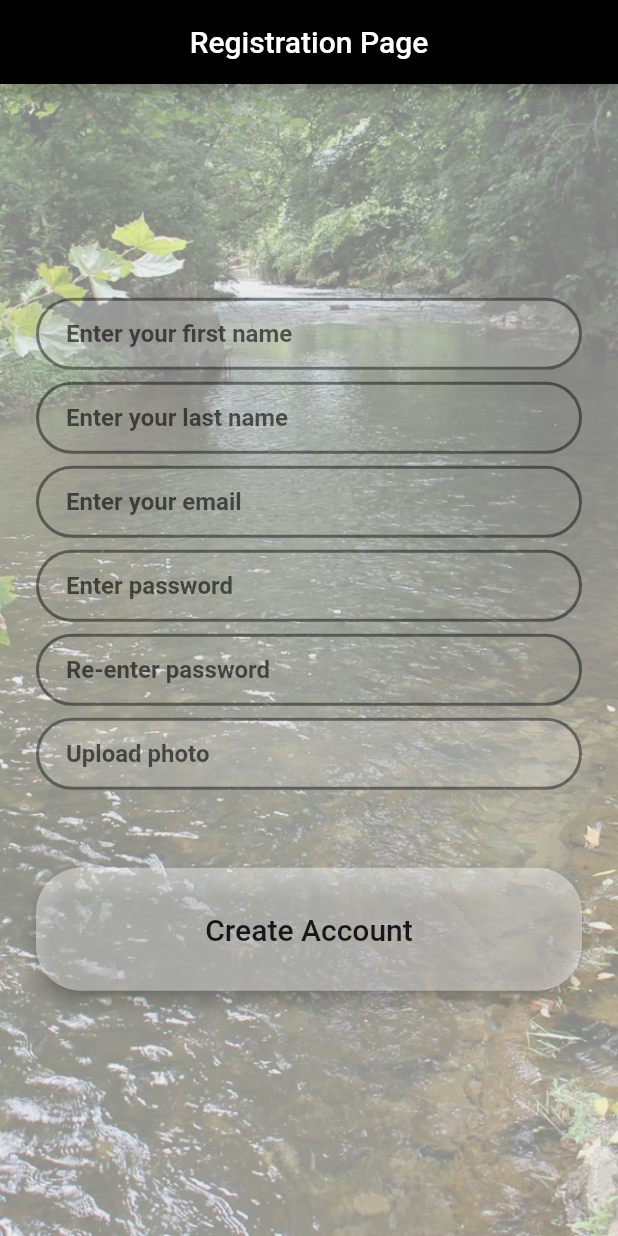
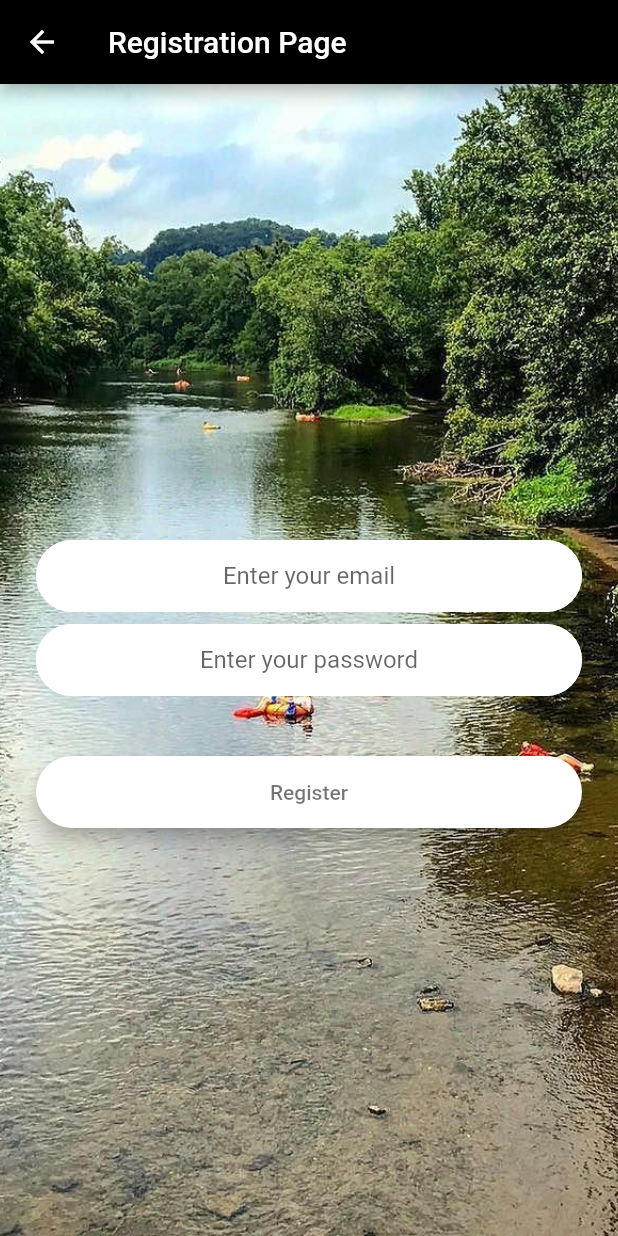
Before and after one commit to David-B-Comer/Access-Brandywine, a Flutter app: the screen it shows after launch, after a tap on "Register for Account", on a phone screen of 412 x 824 dp. Run offline on Flutter 3.47's test engine with Material 2 defaults, Android fonts, the phone set to English and light mode, and no system bars; our stand-ins replace firebase_auth, flutter_signin_button, google_sign_in, image_picker; missing offline and left inert: flutter_facebook_login; accounts and stored records are empty.

Commit message:
updated RegistrationPage with FirebaseAuth.instance andadded a try catch. If email and password aren't entered, a newUser isn't created and the page doesn't navigate, if validates, Navigator pushes to the PassPortPage

```diff
--- /dev/null
+++ b/lib/components.dart
@@ -0,0 +1,31 @@
+import 'package:flutter/material.dart';
+
+class RoundedButton extends StatelessWidget {
+  RoundedButton({this.title, @required this.onPressed});
+
+  final String title;
+  final Function onPressed;
+
+  @override
+  Widget build(BuildContext context) {
+    return Padding(
+      padding: EdgeInsets.symmetric(vertical: 16.0),
+      child: Material(
+        elevation: 5.0,
+        color: Colors.white,
+        borderRadius: BorderRadius.circular(30.0),
+        child: MaterialButton(
+          onPressed: onPressed,
+          minWidth: 200.0,
+          height: 42.0,
+          child: Text(
+            title,
+            style: TextStyle(
+              color: Colors.black54,
+            ),
+          ),
+        ),
+      ),
+    );
+  }
+}
--- /dev/null
+++ b/lib/constants.dart
@@ -0,0 +1,38 @@
+import 'package:flutter/material.dart';
+
+const kSendButtonTextStyle = TextStyle(
+  color: Color(0xFFE57373),
+  fontWeight: FontWeight.bold,
+  fontSize: 18.0,
+);
+
+const kMessageTextFieldDecoration = InputDecoration(
+  fillColor: Colors.white,
+  contentPadding: EdgeInsets.symmetric(vertical: 10.0, horizontal: 20.0),
+  hintText: 'Type your message here...',
+  border: UnderlineInputBorder(),
+);
+
+const kMessageContainerDecoration = BoxDecoration(
+  border: Border(
+    top: BorderSide(color: Color(0xFFE57373), width: 2.0),
+  ),
+);
+
+const kTextFieldDecoration = InputDecoration(
+  filled: true,
+  fillColor: Colors.white,
+  hintText: '',
+  contentPadding: EdgeInsets.symmetric(vertical: 10.0, horizontal: 20.0),
+  border: OutlineInputBorder(
+    borderRadius: BorderRadius.all(Radius.circular(32.0)),
+  ),
+  enabledBorder: OutlineInputBorder(
+    borderSide: BorderSide(color: Colors.white, width: 1.0),
+    borderRadius: BorderRadius.all(Radius.circular(32.0)),
+  ),
+  focusedBorder: OutlineInputBorder(
+    borderSide: BorderSide(color: Colors.white, width: 2.0),
+    borderRadius: BorderRadius.all(Radius.circular(32.0)),
+  ),
+);
--- a/lib/main.dart
+++ b/lib/main.dart
@@ -45,6 +45,7 @@ class MyHomePage extends StatefulWidget {
 class _MyHomePageState extends State<MyHomePage> {
   final emailTextController = TextEditingController();
   final passwordTextController = TextEditingController();
+  final _auth = FirebaseAuth.instance;
 
   @override
   void dispose() {
@@ -117,6 +118,7 @@ class _MyHomePageState extends State<MyHomePage> {
               onPressed: () {
                 signUpWithMail().whenComplete(
                     () => Navigator.pushNamed(context, PassportPage.id));
+                // .catchError(() => Navigator.pushNamed(context, MyHomePage.id));
               },
               backgroundColor: Colors.orange,
             ),
@@ -143,14 +145,14 @@ class _MyHomePageState extends State<MyHomePage> {
               width: 220,
               height: 40,
               child: RaisedButton(
-                color: Colors.white,
-                child: Text(
-                  'Register for Account',
-                  style: TextStyle(color: Colors.grey, fontSize: 14),
-                ),
-                onPressed: () =>
-                    Navigator.of(context).pushNamed(RegistrationPage.id),
-              ),
+                  color: Colors.white,
+                  child: Text(
+                    'Register for Account',
+                    style: TextStyle(color: Colors.grey, fontSize: 14),
+                  ),
+                  onPressed: () {
+                    Navigator.of(context).pushNamed(RegistrationPage.id);
+                  }),
             ),
             //Navigate to second screen
           ],
--- a/lib/register.dart
+++ b/lib/register.dart
@@ -2,10 +2,13 @@ import 'dart:io';
 
 import 'package:flutter/material.dart';
 import 'package:flutter/cupertino.dart';
+import 'package:flutter/services.dart';
+import 'package:image_picker/image_picker.dart';
+import 'package:newflutterapp/passport.dart';
 import 'package:firebase_auth/firebase_auth.dart';
-import 'package:flutter/services.dart';
-import 'package:newflutterapp/main.dart';
-import 'package:image_picker/image_picker.dart';
+
+import 'components.dart';
+import 'constants.dart';
 
 class RegistrationPage extends StatefulWidget {
   static String id = 'registration';
@@ -17,6 +20,96 @@ class RegistrationPage extends StatefulWidget {
 }
 
 class _RegistrationPageState extends State<RegistrationPage> {
+  // create a new authentication instance
+  final _auth = FirebaseAuth.instance;
+  String email;
+  String password;
+
+  @override
+  Widget build(BuildContext context) {
+    return Scaffold(
+      appBar: AppBar(
+        backgroundColor: Colors.black,
+        title: Text(
+          widget.title,
+        ),
+      ),
+      body: Container(
+        alignment: Alignment.center,
+        decoration: BoxDecoration(
+          image: DecorationImage(
+              image: AssetImage('images/bw.jpg'), fit: BoxFit.cover),
+        ),
+        child: Padding(
+          padding: EdgeInsets.symmetric(horizontal: 24.0),
+          child: SingleChildScrollView(
+            child: Column(
+              mainAxisAlignment: MainAxisAlignment.center,
+              crossAxisAlignment: CrossAxisAlignment.stretch,
+              children: <Widget>[
+                SizedBox(
+                  height: 48.0,
+                ),
+                TextField(
+                  keyboardType: TextInputType.emailAddress,
+                  textAlign: TextAlign.center,
+                  onChanged: (value) {
+                    email = value;
+                    //This does something with the user input.
+                  },
+                  decoration: kTextFieldDecoration.copyWith(
+                      hintText: 'Enter your email'),
+                ),
+                SizedBox(
+                  height: 8.0,
+                ),
+                TextField(
+                  obscureText: true,
+                  textAlign: TextAlign.center,
+                  onChanged: (value) {
+                    // This does something with the user input.
+                    password = value;
+                  },
+                  decoration: kTextFieldDecoration.copyWith(
+                      hintText: 'Enter your password'),
+                ),
+                SizedBox(
+                  height: 24.0,
+                ),
+                RoundedButton(
+                  title: 'Register',
+                  onPressed: () async {
+                    try {
+                      final newUser =
+                          await _auth.createUserWithEmailAndPassword(
+                              email: email, password: password);
+                      if (newUser != null) {
+                        Navigator.pushNamed(context, PassportPage.id);
+                      }
+                    } catch (e) {
+                      print(e);
+                    }
+
+                    //Navigator.pushNamed(context, LoginScreen.id);
+                  },
+                ),
+              ],
+            ),
+          ),
+        ),
+      ),
+    );
+  }
+}
+
+/*
+  final _auth = FirebaseAuth.instance;
+  FirebaseUser loggedInUser;
+  String email;
+  String password;
+  String firstName;
+  String lastName;
+  String passwordAgain;
   File _image;
 
   Future getImage() async {
@@ -74,9 +167,12 @@ class _RegistrationPageState extends State<RegistrationPage> {
                 Flexible(
                   flex: 2,
                   child: TextField(
+                    keyboardType: TextInputType.emailAddress,
+                    textAlign: TextAlign.center,
                     style: TextStyle(
                         color: Colors.black87, fontWeight: FontWeight.bold),
                     onChanged: (value) {
+                      email = value;
                       //Do something with the user input.
                     },
                     decoration: InputDecoration(
@@ -107,6 +203,7 @@ class _RegistrationPageState extends State<RegistrationPage> {
                 Flexible(
                   flex: 3,
                   child: TextField(
+                    textAlign: TextAlign.center,
                     style: TextStyle(
                         color: Colors.black87, fontWeight: FontWeight.bold),
                     onChanged: (value) {
@@ -138,6 +235,7 @@ class _RegistrationPageState extends State<RegistrationPage> {
                 Flexible(
                   flex: 3,
                   child: TextField(
+                    textAlign: TextAlign.center,
                     style: TextStyle(
                         color: Colors.black87, fontWeight: FontWeight.bold),
                     onChanged: (value) {
@@ -169,10 +267,13 @@ class _RegistrationPageState extends State<RegistrationPage> {
                 Flexible(
                   flex: 3,
                   child: TextField(
+                    obscureText: true,
+                    textAlign: TextAlign.center,
                     style: TextStyle(
                         color: Colors.black87, fontWeight: FontWeight.bold),
                     onChanged: (value) {
                       //Do something with the user input.
+                      password = value;
                     },
                     decoration: InputDecoration(
                       hintText: 'Enter password',
@@ -200,6 +301,8 @@ class _RegistrationPageState extends State<RegistrationPage> {
                 Flexible(
                   flex: 3,
                   child: TextField(
+                    obscureText: true,
+                    textAlign: TextAlign.center,
                     style: TextStyle(
                         color: Colors.black87, fontWeight: FontWeight.bold),
                     onChanged: (value) {
@@ -231,6 +334,7 @@ class _RegistrationPageState extends State<RegistrationPage> {
                 Flexible(
                   flex: 3,
                   child: TextField(
+                    textAlign: TextAlign.center,
                     style: TextStyle(
                         color: Colors.black87, fontWeight: FontWeight.bold),
                     onChanged: (value) {
@@ -269,12 +373,19 @@ class _RegistrationPageState extends State<RegistrationPage> {
                     elevation: 5.0,
                     child: MaterialButton(
                       materialTapTargetSize: MaterialTapTargetSize.shrinkWrap,
-                      onPressed: () {
+                      onPressed: () async {
                         // push the current context to the routeName
-                        Navigator.pushNamed(context, '/');
+                        try {
+                          final newUser =
+                              await _auth.createUserWithEmailAndPassword(
+                                  email: email, password: password);
+                          if (newUser != null) {
+                            Navigator.pushNamed(context, PassportPage.id);
+                          }
+                        } catch (e) {
+                          print(e);
+                        }
                       },
-                      minWidth: 200.0,
-                      height: 82.0,
                       child: Text(
                         'Create Account',
                         style: TextStyle(
@@ -292,3 +403,5 @@ class _RegistrationPageState extends State<RegistrationPage> {
     );
   }
 }
+
+   */
--- a/pubspec.yaml
+++ b/pubspec.yaml
@@ -9,6 +9,8 @@ dependencies:
   flutter:
     sdk: flutter
   firebase_auth: ^0.16.1
+  firebase_core: ^0.4.5
+  cloud_firestore: ^0.13.7
   flutter_facebook_login: ^3.0.0
   image_picker:  ^0.6.7+4
   google_sign_in: ^4.5.1
```
Also changed, not shown: lib/model.dart (added, +24 -0 lines), pubspec.lock, 2 other files.
